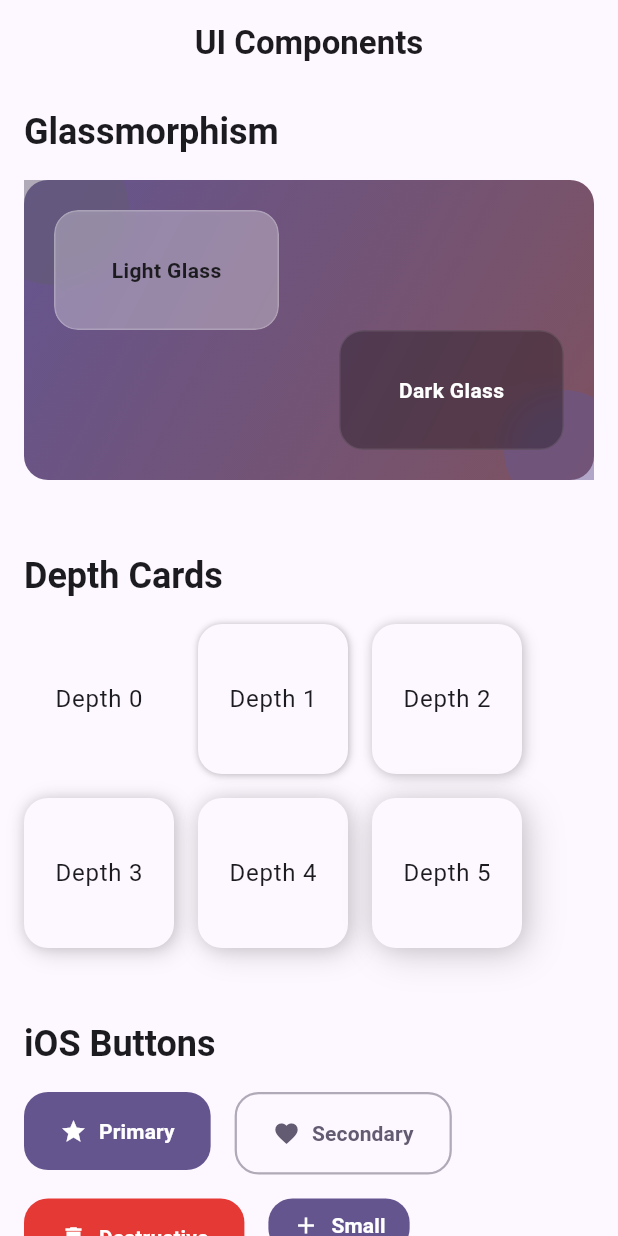
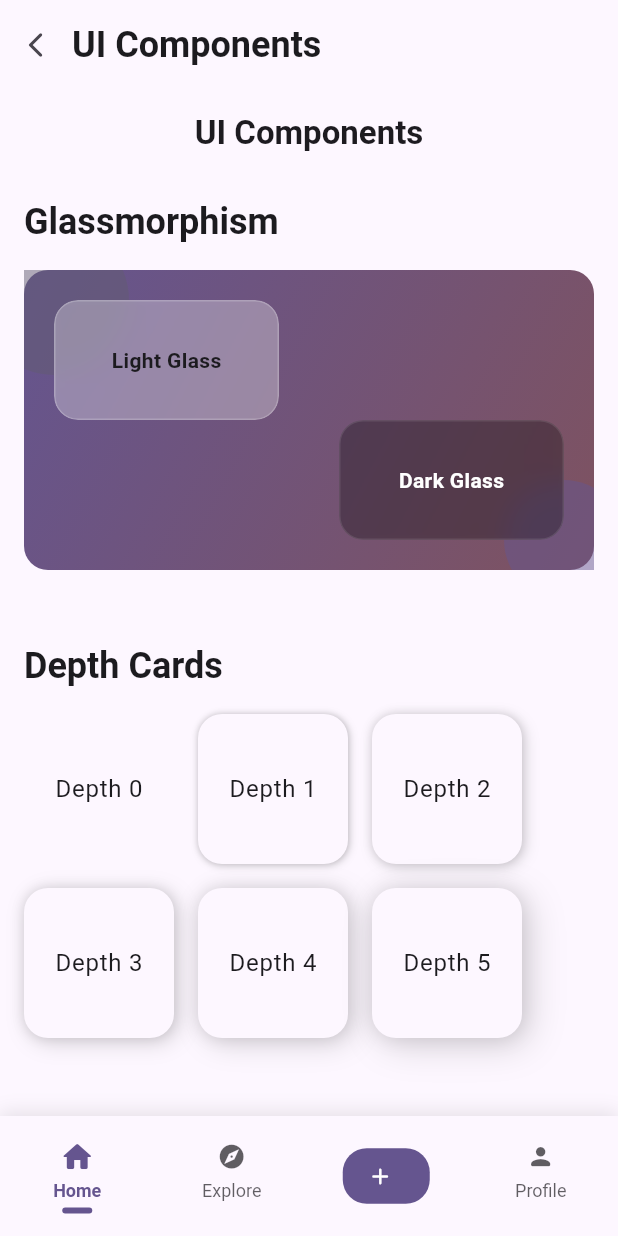
Before and after one commit to once-human/unfold, a Flutter app: the screen it shows after launch, on a phone screen of 412 x 824 dp. Run offline on Flutter 3.47's test engine with Material 3 defaults, Android fonts, the phone set to English and light mode, and no system bars; our stand-ins replace cached_network_image, flutter_riverpod, go_router.

Commit message:
Implement Core Layout & Navigation with fluid bottom navigation and gesture-based navigation

```diff
--- a/lib/core/routes.dart
+++ b/lib/core/routes.dart
@@ -1,6 +1,7 @@
 import 'package:flutter/material.dart';
 import 'package:go_router/go_router.dart';
 import 'package:flutter_riverpod/flutter_riverpod.dart';
+import 'package:unfold/layout/app_scaffold.dart';
 import 'package:unfold/screens/ui_showcase.dart';
 import 'constants.dart';
 
@@ -18,34 +19,87 @@ final routerProvider = Provider<GoRouter>((ref) {
       // UI Showcase for development
       GoRoute(
         path: AppRoutes.uiShowcase,
-        builder: (context, state) => const UIShowcaseScreen(),
+        builder:
+            (context, state) => AppScaffold(
+              currentPath: AppRoutes.uiShowcase,
+              child: const UIShowcaseScreen(),
+            ),
       ),
       // Main app routes will go here as we implement them
       GoRoute(
         path: AppRoutes.splash,
-        builder: (context, state) => _getPlaceholderScreen('Splash Screen'),
+        builder:
+            (context, state) =>
+                _getPlaceholderScreen('Splash Screen', AppRoutes.splash),
       ),
-      // Placeholder route structure to be filled in as we implement screens
+      // Home route with nested routes
       GoRoute(
         path: AppRoutes.home,
-        builder: (context, state) => _getPlaceholderScreen('Home Screen'),
+        builder:
+            (context, state) => AppScaffold(
+              currentPath: AppRoutes.home,
+              child: _getPlaceholderContent('Home Screen'),
+            ),
         routes: [
           GoRoute(
             path: 'post/:id',
             builder:
-                (context, state) => _getPlaceholderScreen(
-                  'Post Details - ID: ${state.pathParameters['id']}',
+                (context, state) => AppScaffold(
+                  currentPath: AppRoutes.home,
+                  child: _getPlaceholderContent(
+                    'Post Details - ID: ${state.pathParameters['id']}',
+                  ),
                 ),
           ),
         ],
       ),
+      // Explore route
       GoRoute(
         path: AppRoutes.explore,
-        builder: (context, state) => _getPlaceholderScreen('Explore Screen'),
+        builder:
+            (context, state) => AppScaffold(
+              currentPath: AppRoutes.explore,
+              child: _getPlaceholderContent('Explore Screen'),
+            ),
+      ),
+      // Create post route
+      GoRoute(
+        path: AppRoutes.postCreate,
+        builder:
+            (context, state) => AppScaffold(
+              currentPath: AppRoutes.postCreate,
+              child: _getPlaceholderContent('Create Memory'),
+            ),
+      ),
+      // Profile route
+      GoRoute(
+        path: AppRoutes.profile,
+        builder:
+            (context, state) => AppScaffold(
+              currentPath: AppRoutes.profile,
+              child: _getPlaceholderContent('Profile Screen'),
+            ),
+      ),
+      // Auth routes without the app scaffold
+      GoRoute(
+        path: AppRoutes.login,
+        builder:
+            (context, state) =>
+                _getPlaceholderScreen('Login Screen', AppRoutes.login),
       ),
       GoRoute(
-        path: AppRoutes.profile,
-        builder: (context, state) => _getPlaceholderScreen('Profile Screen'),
+        path: AppRoutes.signup,
+        builder:
+            (context, state) =>
+                _getPlaceholderScreen('Signup Screen', AppRoutes.signup),
+      ),
+      GoRoute(
+        path: AppRoutes.onboarding,
+        builder:
+            (context, state) => _getPlaceholderScreen(
+              'Onboarding Screen',
+              AppRoutes.onboarding,
+            ),
       ),
     ],
     // Redirect based on authentication state
@@ -80,8 +134,8 @@ final routerProvider = Provider<GoRouter>((ref) {
   );
 });
 
-/// Temporary placeholder screen until we build actual screens
-Widget _getPlaceholderScreen(String screenName) {
+/// Temporary placeholder screen without the app scaffold (for auth screens)
+Widget _getPlaceholderScreen(String screenName, String path) {
   return Scaffold(
     appBar: AppBar(title: Text(screenName)),
     body: Center(
@@ -98,3 +152,19 @@ Widget _getPlaceholderScreen(String screenName) {
     ),
   );
 }
+
+/// Temporary placeholder content (for use within app scaffold)
+Widget _getPlaceholderContent(String screenName) {
+  return Center(
+    child: Column(
+      mainAxisAlignment: MainAxisAlignment.center,
+      children: [
+        Text(screenName, style: const TextStyle(fontSize: 24)),
+        const SizedBox(height: 20),
+        const CircularProgressIndicator(),
+        const SizedBox(height: 20),
+        const Text('Coming soon!'),
+      ],
+    ),
+  );
+}
--- /dev/null
+++ b/lib/layout/app_scaffold.dart
@@ -0,0 +1,119 @@
+import 'package:flutter/material.dart';
+import 'package:go_router/go_router.dart';
+import 'package:flutter_riverpod/flutter_riverpod.dart';
+import 'package:unfold/core/constants.dart';
+import 'package:unfold/utils/haptic_utils.dart';
+
+import 'bottom_nav_bar.dart';
+import 'top_app_bar.dart';
+
+/// Main application scaffold that provides the persistent layout
+/// for the app, including navigation bars and common UI elements.
+class AppScaffold extends ConsumerStatefulWidget {
+  final Widget child;
+  final bool showBottomNav;
+  final bool showTopAppBar;
+  final String currentPath;
+
+  const AppScaffold({
+    super.key,
+    required this.child,
+    this.showBottomNav = true,
+    this.showTopAppBar = true,
+    required this.currentPath,
+  });
+
+  @override
+  ConsumerState<AppScaffold> createState() => _AppScaffoldState();
+}
+
+class _AppScaffoldState extends ConsumerState<AppScaffold> {
+  // For swipe navigation
+  double _dragStartX = 0;
+  double _dragEndX = 0;
+  final double _swipeThreshold = 100;
+
+  @override
+  Widget build(BuildContext context) {
+    return GestureDetector(
+      onHorizontalDragStart: _handleDragStart,
+      onHorizontalDragEnd: _handleDragEnd,
+      child: Scaffold(
+        // Background color from theme
+        backgroundColor: Theme.of(context).colorScheme.background,
+
+        // Responsive safe area with system UI insets
+        body: SafeArea(
+          child: Column(
+            children: [
+              // Top App Bar (shown conditionally)
+              if (widget.showTopAppBar)
+                TopAppBar(currentPath: widget.currentPath),
+
+              // Main content area
+              Expanded(child: widget.child),
+            ],
+          ),
+        ),
+
+        // Bottom navigation (shown conditionally)
+        bottomNavigationBar:
+            widget.showBottomNav
+                ? BottomNavBar(currentPath: widget.currentPath)
+                : null,
+      ),
+    );
+  }
+
+  // Handle the start of a horizontal drag gesture
+  void _handleDragStart(DragStartDetails details) {
+    _dragStartX = details.globalPosition.dx;
+  }
+
+  // Handle the end of a horizontal drag gesture
+  void _handleDragEnd(DragEndDetails details) {
+    _dragEndX = _dragStartX + details.velocity.pixelsPerSecond.dx / 10;
+    final delta = _dragEndX - _dragStartX;
+
+    // Only process significant swipes
+    if (delta.abs() > _swipeThreshold) {
+      // Swipe from left to right (backward navigation)
+      if (delta > 0) {
+        if (Navigator.of(context).canPop()) {
+          HapticUtils.lightImpact();
+          Navigator.of(context).pop();
+        }
+      }
+      // Swipe from right to left (navigate to next tab)
+      else {
+        _navigateToNextTab();
+      }
+    }
+  }
+
+  // Navigate to the next tab based on current path
+  void _navigateToNextTab() {
+    final router = GoRouter.of(context);
+
+    // Define navigation order
+    const tabOrder = [
+      AppRoutes.home,
+      AppRoutes.explore,
+      AppRoutes.postCreate,
+      AppRoutes.profile,
+    ];
+
+    // Find current index
+    final currentIndex = tabOrder.indexOf(widget.currentPath);
+    if (currentIndex < 0 || currentIndex >= tabOrder.length - 1) return;
+
+    // Navigate to next tab with haptic feedback
+    HapticUtils.lightImpact();
+    router.go(tabOrder[currentIndex + 1]);
+  }
+}
+
+/// Provider for scaffold key to access drawer from anywhere
+final scaffoldKeyProvider = Provider<GlobalKey<ScaffoldState>>((ref) {
+  return GlobalKey<ScaffoldState>();
+});
--- /dev/null
+++ b/lib/layout/bottom_nav_bar.dart
@@ -0,0 +1,210 @@
+import 'package:flutter/material.dart';
+import 'package:flutter_riverpod/flutter_riverpod.dart';
+import 'package:go_router/go_router.dart';
+import 'package:unfold/core/constants.dart';
+import 'package:unfold/utils/haptic_utils.dart';
+import 'package:unfold/widgets/ios_button.dart';
+
+/// A fluid bottom navigation bar with animations
+class BottomNavBar extends ConsumerStatefulWidget {
+  final String currentPath;
+
+  const BottomNavBar({super.key, required this.currentPath});
+
+  @override
+  ConsumerState<BottomNavBar> createState() => _BottomNavBarState();
+}
+
+class _BottomNavBarState extends ConsumerState<BottomNavBar>
+    with SingleTickerProviderStateMixin {
+  late AnimationController _animationController;
+  int _selectedIndex = 0;
+
+  @override
+  void initState() {
+    super.initState();
+    _animationController = AnimationController(
+      vsync: this,
+      duration: AppConstants.animDurationFast,
+    );
+    _animationController.forward();
+
+    // Set initial selected index based on the current path
+    _updateSelectedIndex();
+  }
+
+  @override
+  void didUpdateWidget(BottomNavBar oldWidget) {
+    super.didUpdateWidget(oldWidget);
+    if (oldWidget.currentPath != widget.currentPath) {
+      _updateSelectedIndex();
+    }
+  }
+
+  void _updateSelectedIndex() {
+    if (widget.currentPath == AppRoutes.home) {
+      _selectedIndex = 0;
+    } else if (widget.currentPath == AppRoutes.explore) {
+      _selectedIndex = 1;
+    } else if (widget.currentPath == AppRoutes.postCreate) {
+      _selectedIndex = 2;
+    } else if (widget.currentPath == AppRoutes.profile) {
+      _selectedIndex = 3;
+    }
+  }
+
+  @override
+  void dispose() {
+    _animationController.dispose();
+    super.dispose();
+  }
+
+  @override
+  Widget build(BuildContext context) {
+    final theme = Theme.of(context);
+    final colorScheme = theme.colorScheme;
+
+    return AnimatedBuilder(
+      animation: _animationController,
+      builder: (context, _) {
+        return Container(
+          height: 80,
+          decoration: BoxDecoration(
+            color: colorScheme.surface,
+            boxShadow: [
+              BoxShadow(
+                color: colorScheme.shadow.withOpacity(0.1),
+                blurRadius: 10,
+                offset: const Offset(0, -2),
+              ),
+            ],
+          ),
+          child: SafeArea(
+            top: false,
+            child: Row(
+              mainAxisAlignment: MainAxisAlignment.spaceAround,
+              children: [
+                _buildNavItem(0, Icons.home_rounded, 'Home', AppRoutes.home),
+                _buildNavItem(
+                  1,
+                  Icons.explore_rounded,
+                  'Explore',
+                  AppRoutes.explore,
+                ),
+                _buildCreateButton(),
+                _buildNavItem(
+                  3,
+                  Icons.person_rounded,
+                  'Profile',
+                  AppRoutes.profile,
+                ),
+              ],
+            ),
+          ),
+        );
+      },
+    );
+  }
+
+  Widget _buildNavItem(int index, IconData icon, String label, String route) {
+    final theme = Theme.of(context);
+    final colorScheme = theme.colorScheme;
+    final isSelected = _selectedIndex == index;
+
+    return Expanded(
+      child: InkWell(
+        onTap: () => _onItemTapped(index, route),
+        child: Column(
+          mainAxisAlignment: MainAxisAlignment.center,
+          children: [
+            // Animated icon with scale effect on selection
+            TweenAnimationBuilder<double>(
+              tween: Tween<double>(
+                begin: isSelected ? 0.8 : 1.0,
+                end: isSelected ? 1.0 : 0.8,
+              ),
+              duration: AppConstants.animDurationFast,
+              curve: Curves.easeOutBack,
+              builder: (context, value, child) {
+                return Transform.scale(
+                  scale: value,
+                  child: Icon(
+                    icon,
+                    color:
+                        isSelected
+                            ? colorScheme.primary
+                            : colorScheme.onSurface.withOpacity(0.7),
+                    size: 24,
+                  ),
+                );
+              },
+            ),
+            const SizedBox(height: 4),
+            // Animated text with slide effect
+            AnimatedDefaultTextStyle(
+              duration: AppConstants.animDurationFast,
+              style: TextStyle(
+                fontSize: 12,
+                fontWeight: isSelected ? FontWeight.bold : FontWeight.normal,
+                color:
+                    isSelected
+                        ? colorScheme.primary
+                        : colorScheme.onSurface.withOpacity(0.7),
+              ),
+              child: Text(label),
+            ),
+            // Animated indicator dot
+            AnimatedContainer(
+              duration: AppConstants.animDurationFast,
+              margin: const EdgeInsets.only(top: 4),
+              height: 4,
+              width: isSelected ? 20 : 0,
+              decoration: BoxDecoration(
+                color: colorScheme.primary,
+                borderRadius: BorderRadius.circular(
+                  AppConstants.radiusCircular,
+                ),
+              ),
+            ),
+          ],
+        ),
+      ),
+    );
+  }
+
+  Widget _buildCreateButton() {
+    final isSelected = _selectedIndex == 2;
+
+    return Expanded(
+      child: Center(
+        child: IOSButton.small(
+          label: '',
+          icon: Icons.add_rounded,
+          backgroundColor:
+              isSelected
+                  ? Theme.of(context).colorScheme.primaryContainer
+                  : Theme.of(context).colorScheme.primary,
+          textColor:
+              isSelected
+                  ? Theme.of(context).colorScheme.primary
+                  : Theme.of(context).colorScheme.onPrimary,
+          onPressed: () => _onItemTapped(2, AppRoutes.postCreate),
+        ),
+      ),
+    );
+  }
+
+  void _onItemTapped(int index, String route) {
+    if (_selectedIndex == index) return;
+
+    setState(() {
+      _selectedIndex = index;
+    });
+
+    HapticUtils.mediumImpact();
+    _animationController.reset();
+    _animationController.forward();
+
+    GoRouter.of(context).go(route);
+  }
+}
--- /dev/null
+++ b/lib/layout/top_app_bar.dart
@@ -0,0 +1,137 @@
+import 'package:flutter/material.dart';
+import 'package:flutter_riverpod/flutter_riverpod.dart';
+import 'package:go_router/go_router.dart';
+import 'package:unfold/core/constants.dart';
+import 'package:unfold/utils/haptic_utils.dart';
+
+/// A dynamic top app bar that changes based on the current route
+class TopAppBar extends ConsumerWidget {
+  final String currentPath;
+
+  const TopAppBar({super.key, required this.currentPath});
+
+  @override
+  Widget build(BuildContext context, WidgetRef ref) {
+    final theme = Theme.of(context);
+    final colorScheme = theme.colorScheme;
+
+    // Custom styling based on the current path
+    String title = _getTitleForRoute(currentPath);
+    bool showBackButton = _shouldShowBackButton(currentPath);
+    bool showActions = _shouldShowActions(currentPath);
+
+    return Container(
+      height: 60,
+      decoration: BoxDecoration(
+        color: colorScheme.surface,
+        boxShadow: [
+          BoxShadow(
+            color: colorScheme.shadow.withOpacity(0.05),
+            blurRadius: 1,
+            offset: const Offset(0, 1),
+          ),
+        ],
+      ),
+      child: Row(
+        children: [
+          // Back button
+          if (showBackButton)
+            IconButton(
+              icon: const Icon(Icons.arrow_back_ios_rounded, size: 20),
+              onPressed: () {
+                HapticUtils.lightImpact();
+                Navigator.of(context).canPop()
+                    ? Navigator.of(context).pop()
+                    : GoRouter.of(context).go(AppRoutes.home);
+              },
+            )
+          else
+            const SizedBox(width: AppConstants.spacingM),
+
+          // Title with hero animation for smooth transitions
+          Expanded(
+            child: Hero(
+              tag: 'app_bar_title',
+              flightShuttleBuilder: (_, __, ___, ____, _____) {
+                return Material(
+                  color: Colors.transparent,
+                  child: Text(
+                    title,
+                    style: theme.textTheme.headlineSmall?.copyWith(
+                      fontWeight: FontWeight.bold,
+                    ),
+                  ),
+                );
+              },
+              child: Material(
+                color: Colors.transparent,
+                child: Text(
+                  title,
+                  style: theme.textTheme.headlineSmall?.copyWith(
+                    fontWeight: FontWeight.bold,
+                  ),
+                  overflow: TextOverflow.ellipsis,
+                ),
+              ),
+            ),
+          ),
+
+          // Action buttons
+          if (showActions) ...[
+            // Search button
+            IconButton(
+              icon: const Icon(Icons.search_rounded),
+              onPressed: () {
+                HapticUtils.lightImpact();
+                GoRouter.of(context).push(AppRoutes.search);
+              },
+            ),
+
+            // Notifications button
+            IconButton(
+              icon: const Icon(Icons.notifications_outlined),
+              onPressed: () {
+                HapticUtils.lightImpact();
+                GoRouter.of(context).push(AppRoutes.notifications);
+              },
+            ),
+          ] else
+            const SizedBox(width: AppConstants.spacingM),
+        ],
+      ),
+    );
+  }
+
+  // Helper to get the title based on the current route
+  String _getTitleForRoute(String path) {
+    if (path == AppRoutes.home) return AppConstants.appName;
+    if (path == AppRoutes.explore) return 'Explore';
+    if (path == AppRoutes.postCreate) return 'New Memory';
+    if (path == AppRoutes.profile) return 'My Profile';
+    if (path == AppRoutes.settings) return 'Settings';
+    if (path == AppRoutes.notifications) return 'Notifications';
+    if (path == AppRoutes.search) return 'Search';
+    if (path == AppRoutes.uiShowcase) return 'UI Components';
+
+    // Default title
+    return AppConstants.appName;
+  }
+
+  // Helper to determine if back button should be shown
+  bool _shouldShowBackButton(String path) {
+    // Main tabs don't show back button
+    final mainTabs = [
+      AppRoutes.home,
+      AppRoutes.explore,
+      AppRoutes.postCreate,
+      AppRoutes.profile,
+    ];
+    return !mainTabs.contains(path);
+  }
+
+  // Helper to determine if action buttons should be shown
+  bool _shouldShowActions(String path) {
+    // Only show actions on main screens
+    return path == AppRoutes.home || path == AppRoutes.explore;
+  }
+}
```
Also changed, not shown: 1 other file.
